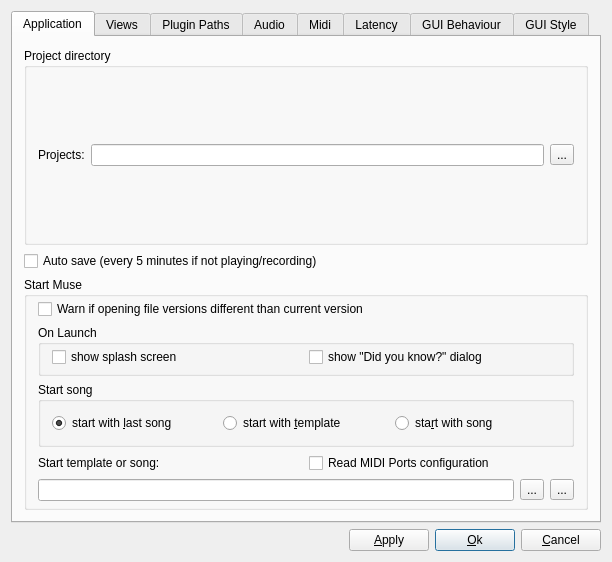
This is muse3/muse/components/gensetbase.ui in emrum/muse as Qt 5 draws it before an edit. The edited form follows.
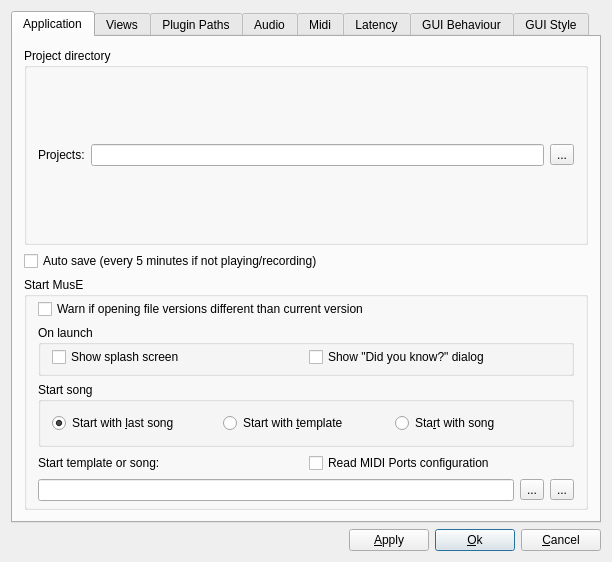
This is the edited form.

Patch:
```diff
--- a/muse3/muse/components/gensetbase.ui
+++ b/muse3/muse/components/gensetbase.ui
@@ -33,7 +33,7 @@
        <item row="2" column="0">
         <widget class="QGroupBox" name="groupBox3">
          <property name="title">
-          <string>Start Muse</string>
+          <string>Start MusE</string>
          </property>
          <layout class="QGridLayout">
           <property name="topMargin">
@@ -80,7 +80,7 @@
                <item>
                 <widget class="QRadioButton" name="startLastButton">
                  <property name="text">
-                  <string>start with &amp;last song</string>
+                  <string>Start with &amp;last song</string>
                  </property>
                  <property name="checked">
                   <bool>true</bool>
@@ -96,7 +96,7 @@
                   </sizepolicy>
                  </property>
                  <property name="text">
-                  <string>start with &amp;template</string>
+                  <string>Start with &amp;template</string>
                  </property>
                  <property name="checked">
                   <bool>false</bool>
@@ -106,7 +106,7 @@
                <item>
                 <widget class="QRadioButton" name="startSongButton">
                  <property name="text">
-                  <string>sta&amp;rt with song</string>
+                  <string>Sta&amp;rt with song</string>
                  </property>
                 </widget>
                </item>
@@ -116,7 +116,7 @@
             <item row="0" column="0" colspan="2">
              <widget class="QGroupBox" name="startUpBox">
               <property name="title">
-               <string>On Launch</string>
+               <string>On launch</string>
               </property>
               <layout class="QHBoxLayout" name="hLayout_2">
                <property name="topMargin">
@@ -128,14 +128,14 @@
                <item>
                 <widget class="QCheckBox" name="showSplash">
                  <property name="text">
-                  <string>show splash screen</string>
+                  <string>Show splash screen</string>
                  </property>
                 </widget>
                </item>
                <item>
                 <widget class="QCheckBox" name="showDidYouKnow">
                  <property name="text">
-                  <string>show &quot;Did you know?&quot; dialog</string>
+                  <string>Show &quot;Did you know?&quot; dialog</string>
                  </property>
                 </widget>
                </item>
```
Left out of the diff: 24 changed lines with no effect on the pictures.
